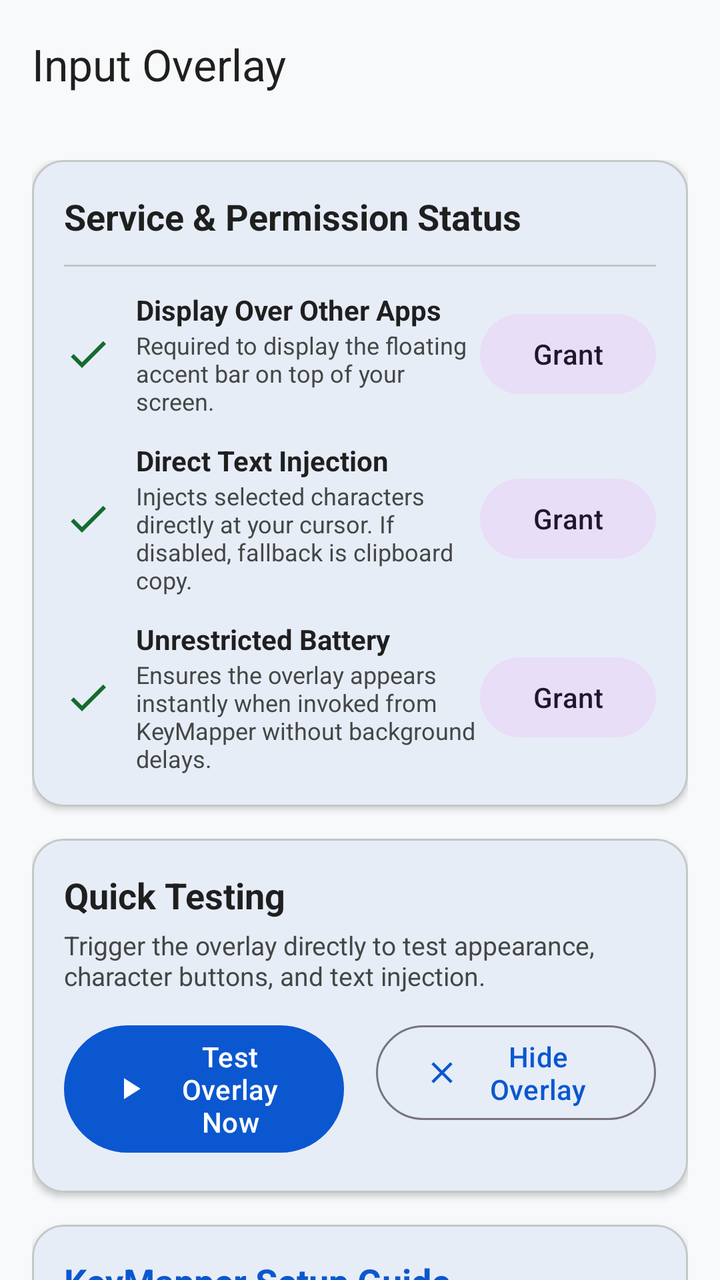
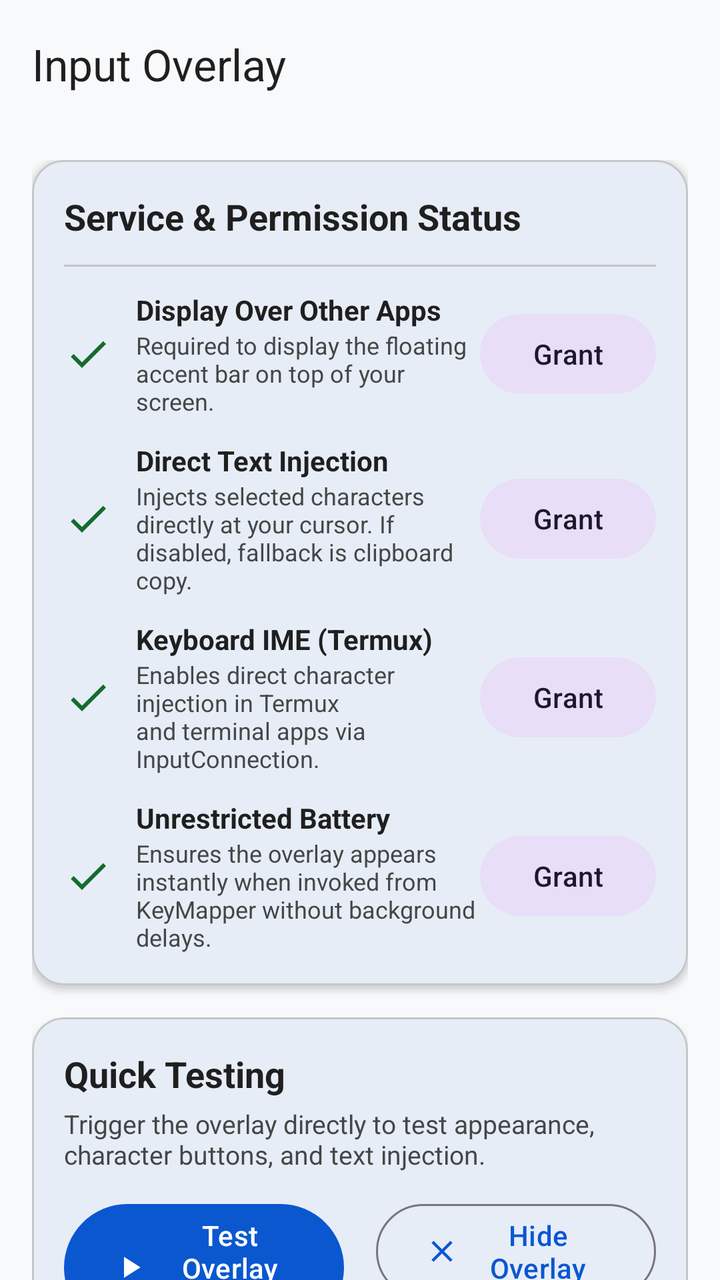

Two renders of the same Android screen: before a commit and after it. Below are the layout's source before the change and the commit's diff.
<!-- AndroidManifest.xml: application theme Theme.InputOverlay -->
<!-- res/layout/activity_main.xml -->
<?xml version="1.0" encoding="utf-8"?>
<androidx.coordinatorlayout.widget.CoordinatorLayout xmlns:android="http://schemas.android.com/apk/res/android"
    xmlns:app="http://schemas.android.com/apk/res-auto"
    android:layout_width="match_parent"
    android:layout_height="match_parent"
    android:background="@color/surface">

    <com.google.android.material.appbar.AppBarLayout
        android:layout_width="match_parent"
        android:layout_height="wrap_content"
        android:background="@color/surface">

        <com.google.android.material.appbar.MaterialToolbar
            android:id="@+id/toolbar"
            android:layout_width="match_parent"
            android:layout_height="?attr/actionBarSize"
            app:title="Input Overlay"
            app:titleTextColor="@color/on_surface"
            app:titleTextAppearance="@style/TextAppearance.Material3.TitleLarge" />

    </com.google.android.material.appbar.AppBarLayout>

    <androidx.core.widget.NestedScrollView
        android:layout_width="match_parent"
        android:layout_height="match_parent"
        app:layout_behavior="@string/appbar_scrolling_view_behavior"
        android:clipToPadding="false"
        android:padding="16dp">

        <LinearLayout
            android:layout_width="match_parent"
            android:layout_height="wrap_content"
            android:orientation="vertical">

            
            <com.google.android.material.card.MaterialCardView
                android:layout_width="match_parent"
                android:layout_height="wrap_content"
                android:layout_marginBottom="16dp"
                app:cardCornerRadius="16dp"
                app:cardElevation="2dp"
                app:strokeWidth="1dp"
                app:strokeColor="@color/outline_variant"
                app:cardBackgroundColor="@color/surface">

                <LinearLayout
                    android:layout_width="match_parent"
                    android:layout_height="wrap_content"
                    android:orientation="vertical"
                    android:padding="16dp">

                    <TextView
                        android:layout_width="wrap_content"
                        android:layout_height="wrap_content"
                        android:text="@string/status_title"
                        android:textSize="18sp"
                        android:textStyle="bold"
                        android:textColor="@color/on_surface" />

                    <View
                        android:layout_width="match_parent"
                        android:layout_height="1dp"
                        android:background="@color/outline_variant"
                        android:layout_marginVertical="12dp" />

                    
                    <LinearLayout
                        android:layout_width="match_parent"
                        android:layout_height="wrap_content"
                        android:orientation="horizontal"
                        android:gravity="center_vertical"
                        android:layout_marginBottom="12dp">

                        <ImageView
                            android:id="@+id/iv_overlay_status"
                            android:layout_width="24dp"
                            android:layout_height="24dp"
                            android:src="@drawable/ic_check" />

                        <LinearLayout
                            android:layout_width="0dp"
                            android:layout_height="wrap_content"
                            android:layout_weight="1"
                            android:layout_marginStart="12dp"
                            android:orientation="vertical">

                            <TextView
                                android:layout_width="wrap_content"
                                android:layout_height="wrap_content"
                                android:text="@string/overlay_permission_title"
                                android:textStyle="bold"
                                android:textColor="@color/on_surface" />

                            <TextView
                                android:layout_width="wrap_content"
                                android:layout_height="wrap_content"
                                android:text="@string/overlay_permission_desc"
                                android:textSize="12sp"
                                android:textColor="@color/on_surface_variant" />
                        </LinearLayout>

                        <com.google.android.material.button.MaterialButton
                            android:id="@+id/btn_grant_overlay"
                            android:layout_width="wrap_content"
                            android:layout_height="wrap_content"
                            android:text="@string/btn_grant"
                            style="@style/Widget.Material3.Button.TonalButton" />
                    </LinearLayout>

                    
                    <LinearLayout
                        android:layout_width="match_parent"
                        android:layout_height="wrap_content"
                        android:orientation="horizontal"
                        android:gravity="center_vertical"
                        android:layout_marginBottom="12dp">

                        <ImageView
                            android:id="@+id/iv_accessibility_status"
                            android:layout_width="24dp"
                            android:layout_height="24dp"
                            android:src="@drawable/ic_check" />

                        <LinearLayout
                            android:layout_width="0dp"
                            android:layout_height="wrap_content"
                            android:layout_weight="1"
                            android:layout_marginStart="12dp"
                            android:orientation="vertical">

                            <TextView
                                android:layout_width="wrap_content"
                                android:layout_height="wrap_content"
                                android:text="@string/accessibility_permission_title"
                                android:textStyle="bold"
                                android:textColor="@color/on_surface" />

                            <TextView
                                android:layout_width="wrap_content"
                                android:layout_height="wrap_content"
                                android:text="@string/accessibility_permission_desc"
                                android:textSize="12sp"
                                android:textColor="@color/on_surface_variant" />
                        </LinearLayout>

                        <com.google.android.material.button.MaterialButton
                            android:id="@+id/btn_grant_accessibility"
                            android:layout_width="wrap_content"
                            android:layout_height="wrap_content"
                            android:text="@string/btn_grant"
                            style="@style/Widget.Material3.Button.TonalButton" />
                    </LinearLayout>

                    
                    <LinearLayout
                        android:layout_width="match_parent"
                        android:layout_height="wrap_content"
                        android:orientation="horizontal"
                        android:gravity="center_vertical">

                        <ImageView
                            android:id="@+id/iv_battery_status"
                            android:layout_width="24dp"
                            android:layout_height="24dp"
                            android:src="@drawable/ic_check" />

                        <LinearLayout
                            android:layout_width="0dp"
                            android:layout_height="wrap_content"
                            android:layout_weight="1"
                            android:layout_marginStart="12dp"
                            android:orientation="vertical">

                            <TextView
                                android:layout_width="wrap_content"
                                android:layout_height="wrap_content"
                                android:text="@string/battery_opt_title"
                                android:textStyle="bold"
                                android:textColor="@color/on_surface" />

                            <TextView
                                android:layout_width="wrap_content"
                                android:layout_height="wrap_content"
                                android:text="@string/battery_opt_desc"
                                android:textSize="12sp"
                                android:textColor="@color/on_surface_variant" />
                        </LinearLayout>

                        <com.google.android.material.button.MaterialButton
                            android:id="@+id/btn_grant_battery"
                            android:layout_width="wrap_content"
                            android:layout_height="wrap_content"
                            android:text="@string/btn_grant"
                            style="@style/Widget.Material3.Button.TonalButton" />
                    </LinearLayout>

                </LinearLayout>
            </com.google.android.material.card.MaterialCardView>

            
            <com.google.android.material.card.MaterialCardView
                android:layout_width="match_parent"
                android:layout_height="wrap_content"
                android:layout_marginBottom="16dp"
                app:cardCornerRadius="16dp"
                app:cardElevation="2dp"
                app:strokeWidth="1dp"
                app:strokeColor="@color/outline_variant"
                app:cardBackgroundColor="@color/surface">

                <LinearLayout
                    android:layout_width="match_parent"
                    android:layout_height="wrap_content"
                    android:orientation="vertical"
                    android:padding="16dp">

                    <TextView
                        android:layout_width="wrap_content"
                        android:layout_height="wrap_content"
                        android:text="Quick Testing"
                        android:textSize="18sp"
                        android:textStyle="bold"
                        android:textColor="@color/on_surface" />

                    <TextView
                        android:layout_width="wrap_content"
                        android:layout_height="wrap_content"
                        android:layout_marginTop="4dp"
                        android:text="Trigger the overlay directly to test appearance, character buttons, and text injection."
                        android:textSize="13sp"
                        android:textColor="@color/on_surface_variant" />

                    <LinearLayout
                        android:layout_width="match_parent"
                        android:layout_height="wrap_content"
                        android:orientation="horizontal"
                        android:layout_marginTop="12dp">

                        <com.google.android.material.button.MaterialButton
                            android:id="@+id/btn_test_overlay"
                            android:layout_width="0dp"
                            android:layout_height="wrap_content"
                            android:layout_weight="1"
                            android:layout_marginEnd="8dp"
                            android:text="@string/btn_test_overlay"
                            app:icon="@drawable/ic_play" />

                        <com.google.android.material.button.MaterialButton
                            android:id="@+id/btn_hide_overlay"
                            android:layout_width="0dp"
                            android:layout_height="wrap_content"
                            android:layout_weight="1"
                            android:layout_marginStart="8dp"
                            android:text="@string/btn_hide_overlay"
                            style="@style/Widget.Material3.Button.OutlinedButton"
                            app:icon="@drawable/ic_close" />
                    </LinearLayout>

                </LinearLayout>
            </com.google.android.material.card.MaterialCardView>

            
            <com.google.android.material.card.MaterialCardView
                android:layout_width="match_parent"
                android:layout_height="wrap_content"
                android:layout_marginBottom="16dp"
                app:cardCornerRadius="16dp"
                app:cardElevation="2dp"
                app:strokeWidth="1dp"
                app:strokeColor="@color/outline_variant"
                app:cardBackgroundColor="@color/surface">

                <LinearLayout
                    android:layout_width="match_parent"
                    android:layout_height="wrap_content"
                    android:orientation="vertical"
                    android:padding="16dp">

                    <TextView
                        android:layout_width="wrap_content"
                        android:layout_height="wrap_content"
                        android:text="@string/keymapper_guide_title"
                        android:textSize="18sp"
                        android:textStyle="bold"
                        android:textColor="@color/primary" />

                    <TextView
                        android:layout_width="wrap_content"
                        android:layout_height="wrap_content"
                        android:layout_marginTop="4dp"
                        android:text="@string/keymapper_guide_summary"
                        android:textSize="13sp"
                        android:textColor="@color/on_surface_variant" />

                    <View
                        android:layout_width="match_parent"
                        android:layout_height="1dp"
                        android:background="@color/outline_variant"
                        android:layout_marginVertical="12dp" />

                    
                    <TextView
                        android:layout_width="wrap_content"
                        android:layout_height="wrap_content"
                        android:text="1. In KeyMapper, create or choose a Trigger (e.g. keyboard key, long-press, or combo)."
                        android:textSize="13sp"
                        android:textColor="@color/on_surface"
                        android:layout_marginBottom="8dp" />

                    
                    <TextView
                        android:layout_width="wrap_content"
                        android:layout_height="wrap_content"
                        android:text="2. Add Action ➜ Send Intent (or Broadcast Intent):"
                        android:textSize="13sp"
                        android:textColor="@color/on_surface"
                        android:layout_marginBottom="8dp" />

                    
                    <LinearLayout
                        android:layout_width="match_parent"
                        android:layout_height="wrap_content"
                        android:orientation="horizontal"
                        android:gravity="center_vertical"
                        android:background="#15000000"
                        android:padding="10dp"
                        android:layout_marginBottom="8dp">

                        <LinearLayout
                            android:layout_width="0dp"
                            android:layout_height="wrap_content"
                            android:layout_weight="1"
                            android:orientation="vertical">

                            <TextView
                                android:layout_width="wrap_content"
                                android:layout_height="wrap_content"
                                android:text="Show Overlay Action:"
                                android:textSize="11sp"
                                android:textColor="@color/on_surface_variant" />

                            <TextView
                                android:id="@+id/tv_intent_action_show"
                                android:layout_width="wrap_content"
                                android:layout_height="wrap_content"
                                android:text="com.inputoverlay.action.SHOW_OVERLAY"
                                android:textStyle="bold"
                                android:fontFamily="monospace"
                                android:textSize="12sp"
                                android:textColor="@color/primary" />
                        </LinearLayout>

                        <ImageButton
                            android:id="@+id/btn_copy_show_action"
                            android:layout_width="36dp"
                            android:layout_height="36dp"
                            android:src="@drawable/ic_copy"
                            android:background="?attr/selectableItemBackgroundBorderless"
                            android:contentDescription="Copy action" />
                    </LinearLayout>

                    
                    <LinearLayout
                        android:layout_width="match_parent"
                        android:layout_height="wrap_content"
                        android:orientation="horizontal"
                        android:gravity="center_vertical"
                        android:background="#15000000"
                        android:padding="10dp"
                        android:layout_marginBottom="8dp">

                        <LinearLayout
                            android:layout_width="0dp"
                            android:layout_height="wrap_content"
                            android:layout_weight="1"
                            android:orientation="vertical">

                            <TextView
                                android:layout_width="wrap_content"
                                android:layout_height="wrap_content"
                                android:text="Toggle Overlay Action:"
                                android:textSize="11sp"
                                android:textColor="@color/on_surface_variant" />

                            <TextView
                                android:id="@+id/tv_intent_action_toggle"
                                android:layout_width="wrap_content"
                                android:layout_height="wrap_content"
                                android:text="com.inputoverlay.action.TOGGLE_OVERLAY"
                                android:textStyle="bold"
                                android:fontFamily="monospace"
                                android:textSize="12sp"
                                android:textColor="@color/primary" />
                        </LinearLayout>

                        <ImageButton
                            android:id="@+id/btn_copy_toggle_action"
                            android:layout_width="36dp"
                            android:layout_height="36dp"
                            android:src="@drawable/ic_copy"
                            android:background="?attr/selectableItemBackgroundBorderless"
                            android:contentDescription="Copy toggle action" />
                    </LinearLayout>

                    
                    <TextView
                        android:layout_width="wrap_content"
                        android:layout_height="wrap_content"
                        android:text="3. Optional Extras for custom vowel/category:"
                        android:textSize="13sp"
                        android:textStyle="bold"
                        android:textColor="@color/on_surface"
                        android:layout_marginTop="4dp"
                        android:layout_marginBottom="4dp" />

                    <TextView
                        android:layout_width="wrap_content"
                        android:layout_height="wrap_content"
                        android:text="• Extra Key: category | Value: italian (or: e, a, i, o, u, spanish, french, german, math)\n• Extra Key: characters | Value: custom string (e.g. è,é,ê,ë)\n• Extra Key: case | Value: lower or upper"
                        android:textSize="12sp"
                        android:fontFamily="monospace"
                        android:textColor="@color/on_surface_variant"
                        android:background="#0A000000"
                        android:padding="8dp" />

                </LinearLayout>
            </com.google.android.material.card.MaterialCardView>

            
            <com.google.android.material.card.MaterialCardView
                android:layout_width="match_parent"
                android:layout_height="wrap_content"
                android:layout_marginBottom="24dp"
                app:cardCornerRadius="16dp"
                app:cardElevation="2dp"
                app:strokeWidth="1dp"
                app:strokeColor="@color/outline_variant"
                app:cardBackgroundColor="@color/surface">

                <LinearLayout
                    android:layout_width="match_parent"
                    android:layout_height="wrap_content"
                    android:orientation="vertical"
                    android:padding="16dp">

                    <TextView
                        android:layout_width="wrap_content"
                        android:layout_height="wrap_content"
                        android:text="@string/settings_title"
                        android:textSize="18sp"
                        android:textStyle="bold"
                        android:textColor="@color/on_surface" />

                    <View
                        android:layout_width="match_parent"
                        android:layout_height="1dp"
                        android:background="@color/outline_variant"
                        android:layout_marginVertical="12dp" />

                    
                    <com.google.android.material.materialswitch.MaterialSwitch
                        android:id="@+id/switch_auto_dismiss"
                        android:layout_width="match_parent"
                        android:layout_height="wrap_content"
                        android:text="@string/pref_auto_dismiss"
                        android:checked="true" />

                    
                    <com.google.android.material.materialswitch.MaterialSwitch
                        android:id="@+id/switch_haptic"
                        android:layout_width="match_parent"
                        android:layout_height="wrap_content"
                        android:layout_marginTop="8dp"
                        android:text="@string/pref_haptic_feedback"
                        android:checked="true" />

                    
                    <com.google.android.material.materialswitch.MaterialSwitch
                        android:id="@+id/switch_keyboard_shortcuts"
                        android:layout_width="match_parent"
                        android:layout_height="wrap_content"
                        android:layout_marginTop="8dp"
                        android:text="@string/pref_keyboard_shortcuts"
                        android:checked="true" />

                    
                    <com.google.android.material.materialswitch.MaterialSwitch
                        android:id="@+id/switch_default_upper"
                        android:layout_width="match_parent"
                        android:layout_height="wrap_content"
                        android:layout_marginTop="8dp"
                        android:text="@string/pref_default_case_upper"
                        android:checked="false" />

                    
                    <TextView
                        android:layout_width="wrap_content"
                        android:layout_height="wrap_content"
                        android:text="Default Symbol Palette:"
                        android:textStyle="bold"
                        android:textColor="@color/on_surface"
                        android:layout_marginTop="16dp"
                        android:layout_marginBottom="8dp" />

                    <com.google.android.material.chip.ChipGroup
                        android:id="@+id/chip_group_presets"
                        android:layout_width="match_parent"
                        android:layout_height="wrap_content"
                        app:singleSelection="true">

                        <com.google.android.material.chip.Chip
                            android:id="@+id/chip_italian"
                            android:layout_width="wrap_content"
                            android:layout_height="wrap_content"
                            android:text="Italian (à è é ì ò ù)"
                            android:checked="true"
                            style="@style/Widget.Material3.Chip.Filter" />

                        <com.google.android.material.chip.Chip
                            android:id="@+id/chip_spanish"
                            android:layout_width="wrap_content"
                            android:layout_height="wrap_content"
                            android:text="Spanish (á é í ó ú ñ)"
                            style="@style/Widget.Material3.Chip.Filter" />

                        <com.google.android.material.chip.Chip
                            android:id="@+id/chip_french"
                            android:layout_width="wrap_content"
                            android:layout_height="wrap_content"
                            android:text="French (à â ç é è ê ...)"
                            style="@style/Widget.Material3.Chip.Filter" />

                        <com.google.android.material.chip.Chip
                            android:id="@+id/chip_german"
                            android:layout_width="wrap_content"
                            android:layout_height="wrap_content"
                            android:text="German (ä ö ü ß)"
                            style="@style/Widget.Material3.Chip.Filter" />

                        <com.google.android.material.chip.Chip
                            android:id="@+id/chip_symbols"
                            android:layout_width="wrap_content"
                            android:layout_height="wrap_content"
                            android:text="Typography &amp; Quotes"
                            style="@style/Widget.Material3.Chip.Filter" />

                    </com.google.android.material.chip.ChipGroup>

                </LinearLayout>
            </com.google.android.material.card.MaterialCardView>

        </LinearLayout>
    </androidx.core.widget.NestedScrollView>

</androidx.coordinatorlayout.widget.CoordinatorLayout>
<!-- resources referenced by this layout -->
<resources>
  <color name="on_surface">#1F1F1F</color>
  <color name="on_surface_variant">#444746</color>
  <color name="outline_variant">#C4C7C5</color>
  <color name="primary">#0B57D0</color>
  <color name="surface">#F8F9FA</color>
  <!-- drawable ic_check (drawable) -->
  <vector xmlns:android="http://schemas.android.com/apk/res/android"
      android:width="24dp"
      android:height="24dp"
      android:viewportWidth="24"
      android:viewportHeight="24">
    <path
        android:fillColor="@color/status_green"
        android:pathData="M9,16.17L4.83,12l-1.42,1.41L9,19 21,7l-1.41,-1.41z"/>
  </vector>
  <!-- drawable ic_close (drawable) -->
  <vector xmlns:android="http://schemas.android.com/apk/res/android"
      android:width="24dp"
      android:height="24dp"
      android:viewportWidth="24"
      android:viewportHeight="24">
    <path
        android:fillColor="#FFFFFFFF"
        android:pathData="M19,6.41L17.59,5 12,10.59 6.41,5 5,6.41 10.59,12 5,17.59 6.41,19 12,13.41 17.59,19 19,17.59 13.41,12z"/>
  </vector>
  <!-- drawable ic_copy (drawable) -->
  <vector xmlns:android="http://schemas.android.com/apk/res/android"
      android:width="24dp"
      android:height="24dp"
      android:viewportWidth="24"
      android:viewportHeight="24">
    <path
        android:fillColor="@color/on_surface_variant"
        android:pathData="M16,1H4c-1.1,0 -2,0.9 -2,2v14h2V3h12V1zm3,4H8c-1.1,0 -2,0.9 -2,2v14c0,1.1 0.9,2 2,2h11c1.1,0 2,-0.9 2,-2V7c0,-1.1 -0.9,-2 -2,-2zm0,16H8V7h11v14z"/>
  </vector>
  <!-- drawable ic_play (drawable) -->
  <vector xmlns:android="http://schemas.android.com/apk/res/android"
      android:width="24dp"
      android:height="24dp"
      android:viewportWidth="24"
      android:viewportHeight="24">
    <path
        android:fillColor="#FFFFFFFF"
        android:pathData="M8,5v14l11,-7z"/>
  </vector>
  <string name="accessibility_permission_desc">Injects selected characters directly at your cursor. If disabled, fallback is clipboard copy.</string>
  <string name="accessibility_permission_title">Direct Text Injection</string>
  <string name="battery_opt_desc">Ensures the overlay appears instantly when invoked from KeyMapper without background delays.</string>
  <string name="battery_opt_title">Unrestricted Battery</string>
  <string name="btn_grant">Grant</string>
  <string name="btn_hide_overlay">Hide Overlay</string>
  <string name="btn_test_overlay">Test Overlay Now</string>
  <string name="keymapper_guide_summary">How to map a hardware key or gesture in KeyMapper to trigger this accent overlay.</string>
  <string name="keymapper_guide_title">KeyMapper Setup Guide</string>
  <string name="overlay_permission_desc">Required to display the floating accent bar on top of your screen.</string>
  <string name="overlay_permission_title">Display Over Other Apps</string>
  <string name="pref_auto_dismiss">Auto-dismiss on selection</string>
  <string name="pref_default_case_upper">Start in UPPERCASE</string>
  <string name="pref_haptic_feedback">Haptic feedback</string>
  <string name="pref_keyboard_shortcuts">Physical keyboard row shortcuts (Q-P)</string>
  <string name="settings_title">Overlay Preferences</string>
  <string name="status_title">Service &amp; Permission Status</string>
  <style name="Theme.InputOverlay" parent="Theme.Material3.DayNight.NoActionBar">
          <item name="colorPrimary">@color/primary</item>
          <item name="colorOnPrimary">@color/on_primary</item>
          <item name="colorPrimaryContainer">@color/primary_container</item>
          <item name="colorOnPrimaryContainer">@color/on_primary_container</item>
          <item name="colorSurface">@color/surface</item>
          <item name="colorOnSurface">@color/on_surface</item>
      </style>
  <color name="status_green">#146C2E</color>
  <color name="on_primary">#FFFFFF</color>
  <color name="primary_container">#D3E3FD</color>
  <color name="on_primary_container">#041E49</color>
</resources>

<!-- the commit's change to res/layout/activity_main.xml (unified diff, before → after) -->
@@ -156,6 +156,50 @@
                         android:layout_width="match_parent"
                         android:layout_height="wrap_content"
                         android:orientation="horizontal"
+                        android:gravity="center_vertical"
+                        android:layout_marginBottom="12dp">
+
+                        <ImageView
+                            android:id="@+id/iv_ime_status"
+                            android:layout_width="24dp"
+                            android:layout_height="24dp"
+                            android:src="@drawable/ic_check" />
+
+                        <LinearLayout
+                            android:layout_width="0dp"
+                            android:layout_height="wrap_content"
+                            android:layout_weight="1"
+                            android:layout_marginStart="12dp"
+                            android:orientation="vertical">
+
+                            <TextView
+                                android:layout_width="wrap_content"
+                                android:layout_height="wrap_content"
+                                android:text="Keyboard IME (Termux)"
+                                android:textStyle="bold"
+                                android:textColor="@color/on_surface" />
+
+                            <TextView
+                                android:layout_width="wrap_content"
+                                android:layout_height="wrap_content"
+                                android:text="Enables direct character injection in Termux and terminal apps via InputConnection."
+                                android:textSize="12sp"
+                                android:textColor="@color/on_surface_variant" />
+                        </LinearLayout>
+
+                        <com.google.android.material.button.MaterialButton
+                            android:id="@+id/btn_grant_ime"
+                            android:layout_width="wrap_content"
+                            android:layout_height="wrap_content"
+                            android:text="@string/btn_grant"
+                            style="@style/Widget.Material3.Button.TonalButton" />
+                    </LinearLayout>
+
+                    
+                    <LinearLayout
+                        android:layout_width="match_parent"
+                        android:layout_height="wrap_content"
+                        android:orientation="horizontal"
                         android:gravity="center_vertical">
 
                         <ImageView
